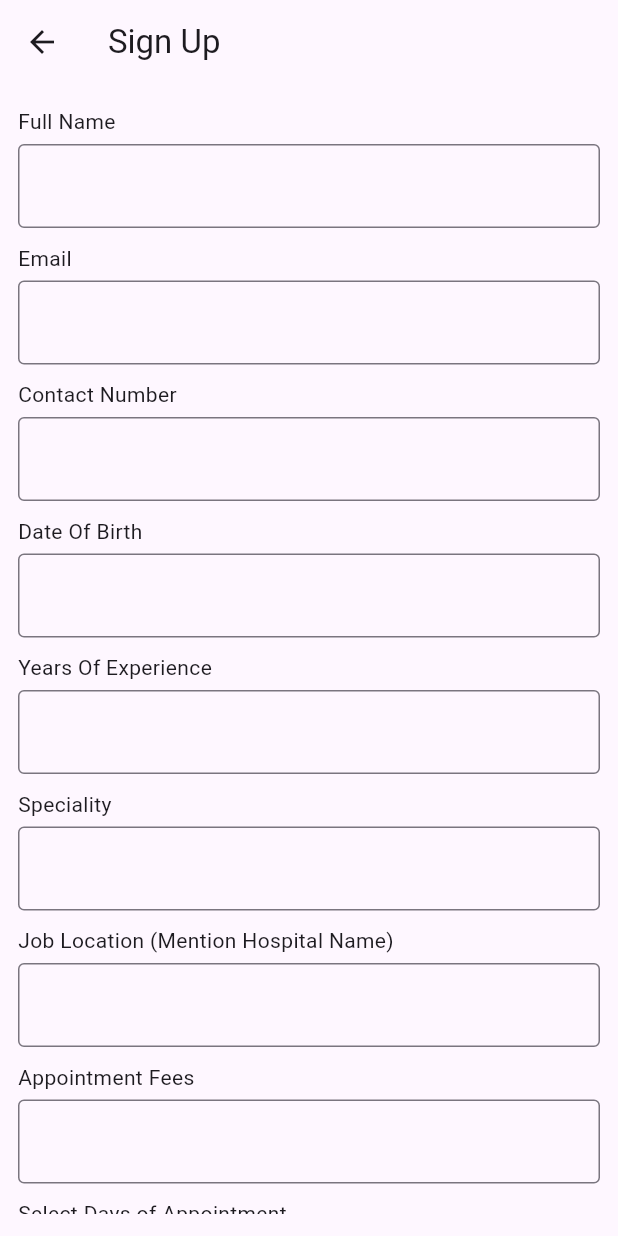
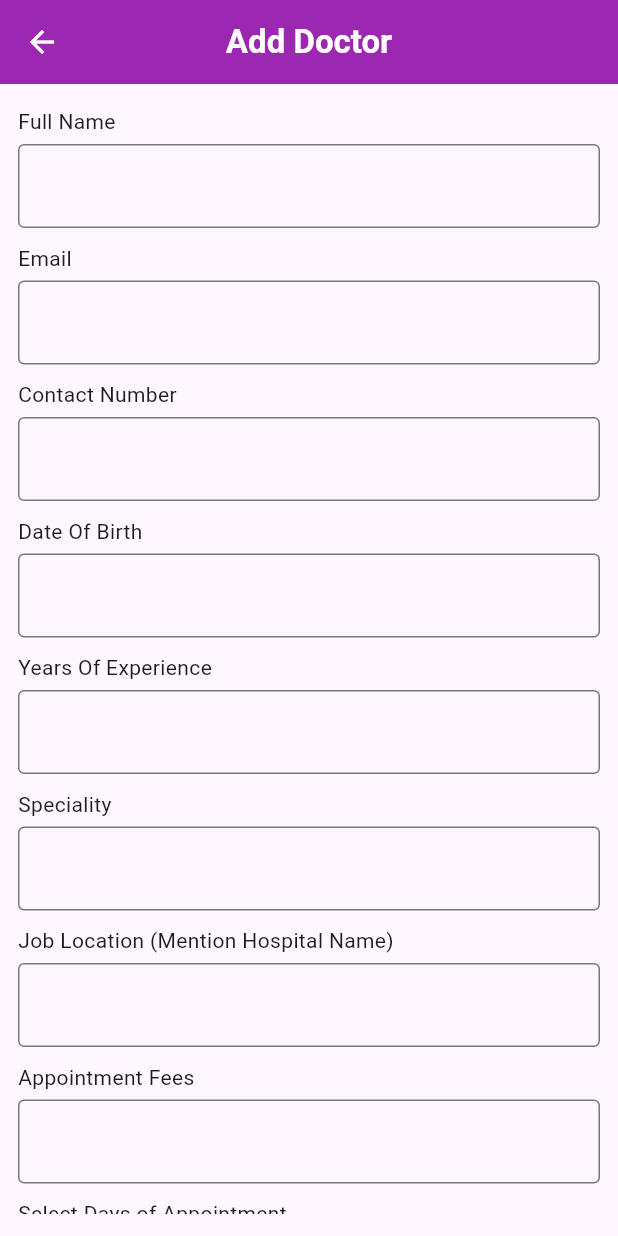
Before and after one commit to Mohassan521/Sehat-App-FYP, a Flutter app: the AddDoctorScreen screen opened directly, on a phone screen of 412 x 824 dp. Run offline on Flutter 3.47's test engine with Material 3 defaults, Android fonts, the light colour scheme and no system bars; our stand-ins replace cloud_firestore, dash_chat_2, file_picker, firebase_auth, firebase_core, firebase_messaging and 9 more; missing offline and left inert: agora_uikit, persistent_shopping_cart, syncfusion_flutter_pdfviewer; accounts and stored records are empty.

Commit message:
updated UI, fixed some minor issues

```diff
--- a/lib/screens/adminScreens/addDoctor.dart
+++ b/lib/screens/adminScreens/addDoctor.dart
@@ -174,7 +174,16 @@ class _AddDoctorScreenState extends State<AddDoctorScreen> {
     return Stack(
       children: [
         Scaffold(
-          appBar: AppBar(title: Text("Sign Up")),
+          appBar: AppBar(
+            iconTheme: IconThemeData(color: Colors.white),
+            title: Text(
+              "Add Doctor",
+              style:
+                  TextStyle(color: Colors.white, fontWeight: FontWeight.bold),
+            ),
+            centerTitle: true,
+            backgroundColor: Colors.purple,
+          ),
           body: Padding(
             padding: EdgeInsets.symmetric(horizontal: 12.0, vertical: 15),
             child: SingleChildScrollView(
--- a/lib/screens/adminScreens/adminHomePage.dart
+++ b/lib/screens/adminScreens/adminHomePage.dart
@@ -56,7 +56,9 @@ class _AdminHomePageState extends State<AdminHomePage> {
         // centerTitle: true,
         backgroundColor: Colors.purple,
       ),
-      body: Padding(
+      body: SingleChildScrollView(
+        scrollDirection: Axis.vertical,
+        child: Padding(
           padding: const EdgeInsets.symmetric(horizontal: 12.0, vertical: 15),
           child: Column(
             children: [
@@ -127,6 +129,7 @@ class _AdminHomePageState extends State<AdminHomePage> {
             ],
           ),
         ),
+      ),
     );
   }
 }
--- a/lib/screens/doctorScreens/editAppointmentStatus.dart
+++ b/lib/screens/doctorScreens/editAppointmentStatus.dart
@@ -126,7 +126,7 @@ class _EditAppointmentStatusState extends State<EditAppointmentStatus> {
                   child: DropdownButtonHideUnderline(
                     child: DropdownButton<String>(
                       isExpanded: true,
-                      value: widget.data["Appointment Status"],
+                      value: value.selectedValue,
                       items: appointmentStatus.map((String status) {
                         return DropdownMenuItem(
                           value: status,
--- a/lib/screens/userHomePage.dart
+++ b/lib/screens/userHomePage.dart
@@ -41,6 +41,7 @@ class _UserHomePageState extends State<UserHomePage> {
     print("getting full name in patient home page: ${widget.full_name}");
     print("getting email in patient home page: $email");
     return Scaffold(
+      resizeToAvoidBottomInset: true,
       drawer: MyDrawer(
         full_name: widget.full_name!,
       ),
```
Also changed, not shown: lib/screens/adminScreens/addMedicines.dart (+5 -3 lines), lib/screens/adminScreens/displayMedicines.dart (+3 -4 lines), lib/screens/adminScreens/displayOrders.dart (+7 -1 lines), lib/widgets/doctorsTile.dart (+13 -5 lines). Lines whose indentation alone changed are shown as unchanged.
